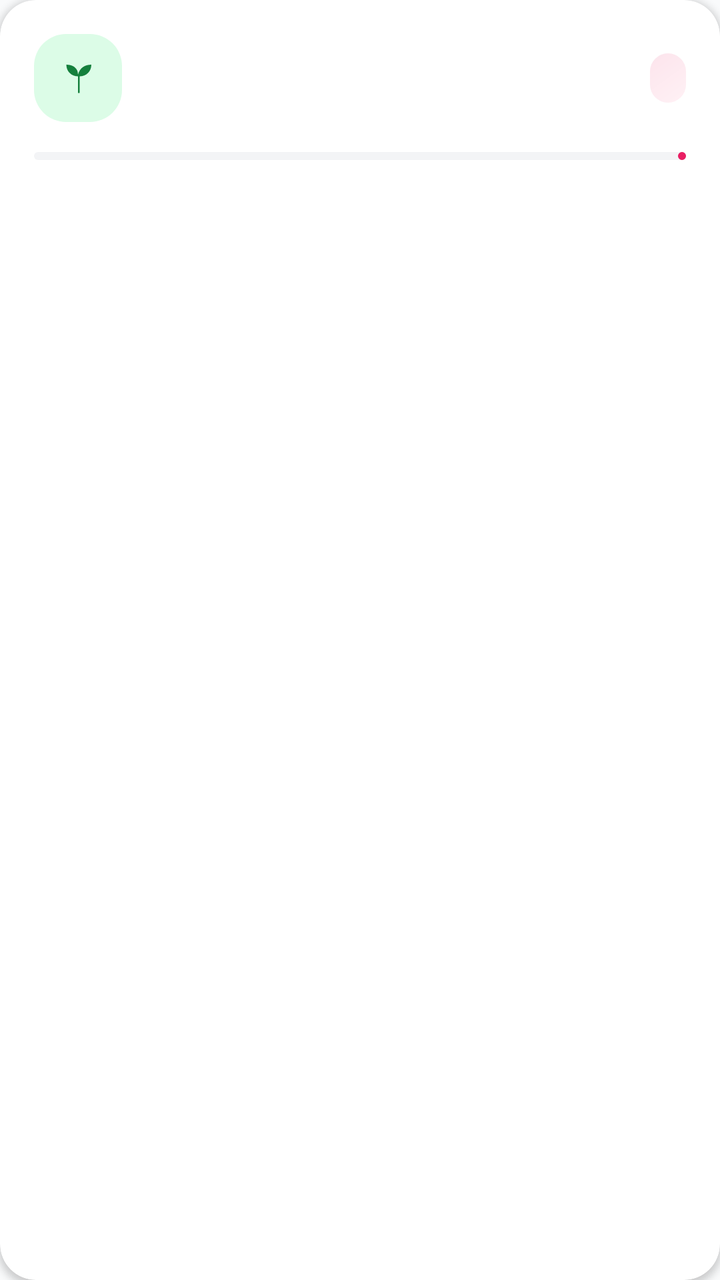
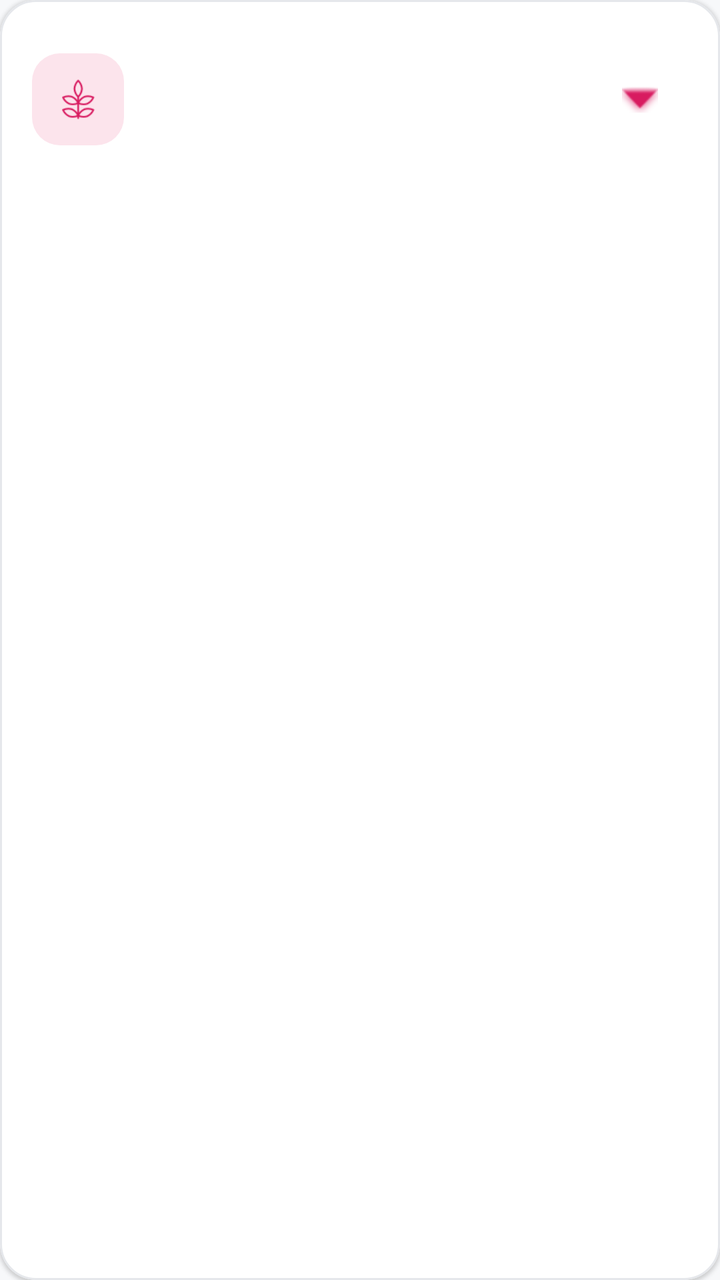

The first picture is an Android layout as it rendered before a commit; the second is the same layout after the commit. The layout source and the unified diff follow.
<!-- AndroidManifest.xml: application theme Theme.DragonView -->
<!-- res/layout/item_planting.xml -->
<?xml version="1.0" encoding="utf-8"?>
<com.google.android.material.card.MaterialCardView
    xmlns:android="http://schemas.android.com/apk/res/android"
    xmlns:app="http://schemas.android.com/apk/res-auto"
    android:layout_width="match_parent"
    android:layout_height="wrap_content"
    android:layout_marginTop="6dp"
    android:layout_marginBottom="6dp"
    app:cardBackgroundColor="@color/white"
    app:cardCornerRadius="18dp"
    app:cardElevation="2dp"
    app:strokeWidth="0dp">
    <LinearLayout
        android:layout_width="match_parent"
        android:layout_height="wrap_content"
        android:orientation="vertical"
        android:padding="17dp">
        <LinearLayout
            android:layout_width="match_parent"
            android:layout_height="wrap_content"
            android:gravity="center_vertical"
            android:orientation="horizontal">
            <ImageView
                android:layout_width="44dp"
                android:layout_height="44dp"
                android:background="@drawable/soft_green_panel"
                android:contentDescription="Planting batch"
                android:padding="12dp"
                android:src="@drawable/ic_plant"
                app:tint="@color/dragon_green" />
            <LinearLayout
                android:layout_width="0dp"
                android:layout_height="wrap_content"
                android:layout_marginStart="12dp"
                android:layout_weight="1"
                android:orientation="vertical">
                <TextView android:id="@+id/recordText" android:layout_width="wrap_content" android:layout_height="wrap_content" android:textColor="@color/ink" android:textSize="15sp" android:textStyle="bold" />
                <TextView android:id="@+id/detailsText" android:layout_width="wrap_content" android:layout_height="wrap_content" android:layout_marginTop="3dp" android:textColor="@color/muted_ink" android:textSize="12sp" />
            </LinearLayout>
            <TextView android:id="@+id/stageText" android:layout_width="wrap_content" android:layout_height="wrap_content" android:background="@drawable/soft_pink_panel" android:paddingStart="9dp" android:paddingTop="5dp" android:paddingEnd="9dp" android:paddingBottom="5dp" android:textColor="@color/dragon_magenta_dark" android:textSize="11sp" android:textStyle="bold" />
        </LinearLayout>
        <com.google.android.material.progressindicator.LinearProgressIndicator
            android:id="@+id/progress"
            android:layout_width="match_parent"
            android:layout_height="wrap_content"
            android:layout_marginTop="15dp"
            android:max="100"
            app:indicatorColor="@color/dragon_magenta"
            app:trackColor="@color/dragon_surface_alt" />
        <TextView android:id="@+id/daysText" android:layout_width="match_parent" android:layout_height="wrap_content" android:layout_marginTop="8dp" android:textColor="@color/muted_ink" android:textSize="12sp" />
    </LinearLayout>
</com.google.android.material.card.MaterialCardView>
<!-- resources referenced by this layout -->
<resources>
  <color name="dragon_green">#15803D</color>
  <color name="dragon_magenta">#E91E63</color>
  <color name="dragon_magenta_dark">#C2185B</color>
  <color name="dragon_surface_alt">#F3F4F6</color>
  <color name="ink">#212121</color>
  <!-- drawable ic_plant (drawable) -->
  <vector xmlns:android="http://schemas.android.com/apk/res/android" android:width="24dp" android:height="24dp" android:viewportWidth="24" android:viewportHeight="24">
      <path android:fillColor="#5C8A5C" android:pathData="M12,21V11C8,11 5,8 5,4c4,0 7,2 7,6 1-4 4-6 8-6 0,4-3,7-7,7v10z"/>
  </vector>
  <!-- drawable soft_green_panel (drawable) -->
  <?xml version="1.0" encoding="utf-8"?>
  <shape xmlns:android="http://schemas.android.com/apk/res/android" android:shape="rectangle">
      <solid android:color="@color/dragon_green_soft" />
      <corners android:radius="16dp" />
  </shape>
  <!-- drawable soft_pink_panel (drawable) -->
  <?xml version="1.0" encoding="utf-8"?>
  <shape xmlns:android="http://schemas.android.com/apk/res/android" android:shape="rectangle">
      <gradient android:angle="135" android:startColor="#FFF1F5" android:endColor="#FCE4EC" />
      <corners android:radius="16dp" />
  </shape>
  <style name="Theme.DragonView.Base" parent="Theme.Material3.DayNight.NoActionBar">
          <item name="colorPrimary">@color/dragon_magenta</item>
          <item name="colorOnPrimary">@color/white</item>
          <item name="colorPrimaryContainer">@color/dragon_surface_variant</item>
          <item name="colorOnPrimaryContainer">@color/dragon_magenta_dark</item>
          <item name="colorSecondary">@color/dragon_green</item>
          <item name="colorOnSecondary">@color/white</item>
          <item name="colorSecondaryContainer">@color/dragon_green_soft</item>
          <item name="colorOnSecondaryContainer">@color/black</item>
          <item name="colorTertiary">@color/plum_orchid_400</item>
          <item name="colorSurface">@color/dragon_surface</item>
          <item name="colorSurfaceContainer">@color/white</item>
          <item name="colorOnSurface">@color/black</item>
          <item name="colorOutline">@color/dragon_outline</item>
          <item name="colorError">@color/dragon_error</item>
          <item name="android:fontFamily">sans-serif</item>
          <item name="fontFamily">sans-serif</item>
          <item name="materialButtonStyle">@style/Widget.DragonView.Button</item>
          <item name="materialCardViewStyle">@style/Widget.DragonView.Card</item>
          <item name="textInputStyle">@style/Widget.DragonView.TextInputLayout</item>
          <item name="shapeAppearanceSmallComponent">@style/ShapeAppearance.DragonView.Small</item>
          <item name="shapeAppearanceMediumComponent">@style/ShapeAppearance.DragonView.Medium</item>
          <item name="shapeAppearanceLargeComponent">@style/ShapeAppearance.DragonView.Large</item>
          <item name="textAppearanceHeadlineSmall">@style/TextAppearance.DragonView.HeadlineSmall</item>
          <item name="textAppearanceTitleLarge">@style/TextAppearance.DragonView.TitleLarge</item>
          <item name="textAppearanceTitleMedium">@style/TextAppearance.DragonView.TitleMedium</item>
          <item name="textAppearanceBodyLarge">@style/TextAppearance.DragonView.BodyLarge</item>
          <item name="textAppearanceBodyMedium">@style/TextAppearance.DragonView.BodyMedium</item>
          <item name="android:windowLightStatusBar">false</item>
          <item name="android:statusBarColor">@color/dragon_magenta_dark</item>
          <item name="android:navigationBarColor">@color/white</item>
          <item name="android:colorAccent">@color/dragon_magenta</item>
          <item name="android:windowBackground">@color/warm_ivory</item>
      </style>
  <color name="plum_orchid_400">#F06292</color>
  <color name="dragon_error">#E11D48</color>
  <style name="Widget.DragonView.Button" parent="Widget.Material3.Button">
          <item name="shapeAppearance">@style/ShapeAppearance.DragonView.Small</item>
          <item name="android:minHeight">@dimen/button_height</item>
          <item name="android:minWidth">@dimen/touch_target</item>
          <item name="android:paddingStart">16dp</item>
          <item name="android:paddingEnd">16dp</item>
          <item name="android:textAllCaps">false</item>
          <item name="android:fontFamily">sans-serif-medium</item>
          <item name="android:textSize">14sp</item>
          <item name="android:letterSpacing">0.01</item>
          <item name="iconPadding">8dp</item>
          <item name="android:insetTop">0dp</item>
          <item name="android:insetBottom">0dp</item>
      </style>
  <style name="Widget.DragonView.TextInputLayout" parent="Widget.Material3.TextInputLayout.OutlinedBox">
          <item name="shapeAppearance">@style/ShapeAppearance.DragonView.Small</item>
          <item name="boxBackgroundColor">@color/dragon_surface_alt</item>
          <item name="boxStrokeColor">@color/dragon_outline</item>
          <item name="boxStrokeWidth">1dp</item>
          <item name="boxStrokeWidthFocused">2dp</item>
          <item name="hintTextColor">@color/muted_ink</item>
      </style>
  <color name="warm_ivory">#F9FAFB</color>
  <!-- unchanged entries left out for length: 20 -->
</resources>

<!-- the commit's change to res/layout/item_planting.xml (unified diff, before → after) -->
@@ -4,49 +4,128 @@
     xmlns:app="http://schemas.android.com/apk/res-auto"
     android:layout_width="match_parent"
     android:layout_height="wrap_content"
-    android:layout_marginTop="6dp"
-    android:layout_marginBottom="6dp"
+    android:layout_marginTop="7dp"
+    android:layout_marginBottom="7dp"
     app:cardBackgroundColor="@color/white"
     app:cardCornerRadius="18dp"
-    app:cardElevation="2dp"
-    app:strokeWidth="0dp">
+    app:cardElevation="1dp"
+    app:strokeColor="@color/dragon_outline"
+    app:strokeWidth="1dp">
+
     <LinearLayout
         android:layout_width="match_parent"
         android:layout_height="wrap_content"
-        android:orientation="vertical"
-        android:padding="17dp">
+        android:orientation="vertical">
+
         <LinearLayout
+            android:id="@+id/accordionHeader"
             android:layout_width="match_parent"
             android:layout_height="wrap_content"
+            android:background="?attr/selectableItemBackground"
+            android:clickable="true"
+            android:focusable="true"
             android:gravity="center_vertical"
-            android:orientation="horizontal">
+            android:minHeight="96dp"
+            android:orientation="horizontal"
+            android:padding="16dp">
+
             <ImageView
-                android:layout_width="44dp"
-                android:layout_height="44dp"
-                android:background="@drawable/soft_green_panel"
-                android:contentDescription="Planting batch"
-                android:padding="12dp"
-                android:src="@drawable/ic_plant"
-                app:tint="@color/dragon_green" />
+                android:layout_width="46dp"
+                android:layout_height="46dp"
+                android:background="@drawable/soft_pink_panel"
+                android:contentDescription="Farm guidance record"
+                android:padding="13dp"
+                android:src="@drawable/icon_streamline_plant"
+                app:tint="@color/dragon_magenta" />
+
             <LinearLayout
                 android:layout_width="0dp"
                 android:layout_height="wrap_content"
                 android:layout_marginStart="12dp"
                 android:layout_weight="1"
                 android:orientation="vertical">
-                <TextView android:id="@+id/recordText" android:layout_width="wrap_content" android:layout_height="wrap_content" android:textColor="@color/ink" android:textSize="15sp" android:textStyle="bold" />
-                <TextView android:id="@+id/detailsText" android:layout_width="wrap_content" android:layout_height="wrap_content" android:layout_marginTop="3dp" android:textColor="@color/muted_ink" android:textSize="12sp" />
+
+                <TextView
+                    android:id="@+id/recordText"
+                    android:layout_width="match_parent"
+                    android:layout_height="wrap_content"
+                    android:fontFamily="serif"
+                    android:textColor="@color/ink"
+                    android:textSize="18sp"
+                    android:textStyle="bold" />
+
+                <TextView
+                    android:id="@+id/detailsText"
+                    android:layout_width="match_parent"
+                    android:layout_height="wrap_content"
+                    android:layout_marginTop="3dp"
+                    android:fontFamily="serif"
+                    android:textColor="@color/muted_ink"
+                    android:textSize="13sp" />
+
+                <TextView
+                    android:id="@+id/stageText"
+                    android:layout_width="match_parent"
+                    android:layout_height="wrap_content"
+                    android:layout_marginTop="5dp"
+                    android:fontFamily="serif"
+                    android:textColor="@color/dragon_green"
+                    android:textSize="13sp"
+                    android:textStyle="bold" />
             </LinearLayout>
-            <TextView android:id="@+id/stageText" android:layout_width="wrap_content" android:layout_height="wrap_content" android:background="@drawable/soft_pink_panel" android:paddingStart="9dp" android:paddingTop="5dp" android:paddingEnd="9dp" android:paddingBottom="5dp" android:textColor="@color/dragon_magenta_dark" android:textSize="11sp" android:textStyle="bold" />
+
+            <ImageView
+                android:id="@+id/expandIcon"
+                android:layout_width="48dp"
+                android:layout_height="48dp"
+                android:contentDescription="Expand farm guidance"
+                android:padding="15dp"
+                android:src="@android:drawable/arrow_down_float"
+                app:tint="@color/dragon_magenta" />
         </LinearLayout>
-        <com.google.android.material.progressindicator.LinearProgressIndicator
-            android:id="@+id/progress"
+
+        <LinearLayout
+            android:id="@+id/expandedContent"
             android:layout_width="match_parent"
             android:layout_height="wrap_content"
-            android:layout_marginTop="15dp"
-            android:max="100"
-            app:indicatorColor="@color/dragon_magenta"
-            app:trackColor="@color/dragon_surface_alt" />
-        <TextView android:id="@+id/daysText" android:layout_width="match_parent" android:layout_height="wrap_content" android:layout_marginTop="8dp" android:textColor="@color/muted_ink" android:textSize="12sp" />
+            android:orientation="vertical"
+            android:paddingStart="14dp"
+            android:paddingEnd="14dp"
+            android:paddingBottom="14dp"
+            android:visibility="gone">
+
+            <View
+                android:layout_width="match_parent"
+                android:layout_height="1dp"
+                android:background="@color/dragon_outline" />
+
+            <LinearLayout
+                android:id="@+id/stageContainer"
+                android:layout_width="match_parent"
+                android:layout_height="wrap_content"
+                android:orientation="vertical" />
+
+            <com.google.android.material.button.MaterialButton
+                android:id="@+id/manageRecordButton"
+                style="@style/Widget.DragonView.Button.Text"
+                android:layout_width="match_parent"
+                android:layout_height="48dp"
+                android:layout_marginTop="6dp"
+                android:fontFamily="serif"
+                android:text="Manage observations and milestones" />
+
+            <com.google.android.material.button.MaterialButton
+                android:id="@+id/archiveRecordButton"
+                style="@style/Widget.DragonView.Button.Outlined"
+                android:layout_width="match_parent"
+                android:layout_height="48dp"
+                android:layout_marginTop="6dp"
+                android:fontFamily="serif"
+                android:text="Remove record"
+                android:textColor="@color/dragon_error"
+                app:icon="@android:drawable/ic_menu_delete"
+                app:iconTint="@color/dragon_error"
+                app:strokeColor="@color/dragon_error" />
+        </LinearLayout>
     </LinearLayout>
 </com.google.android.material.card.MaterialCardView>
<!-- resource entries referenced after the edit -->
@@ -1,26 +1,50 @@
 <!-- resources referenced by this layout -->
 <resources>
-  <color name="dragon_green">#15803D</color>
-  <color name="dragon_magenta">#E91E63</color>
-  <color name="dragon_magenta_dark">#C2185B</color>
-  <color name="dragon_surface_alt">#F3F4F6</color>
-  <color name="ink">#212121</color>
-  <!-- drawable ic_plant (drawable) -->
-  <vector xmlns:android="http://schemas.android.com/apk/res/android" android:width="24dp" android:height="24dp" android:viewportWidth="24" android:viewportHeight="24">
-      <path android:fillColor="#5C8A5C" android:pathData="M12,21V11C8,11 5,8 5,4c4,0 7,2 7,6 1-4 4-6 8-6 0,4-3,7-7,7v10z"/>
-  </vector>
-  <!-- drawable soft_green_panel (drawable) -->
-  <?xml version="1.0" encoding="utf-8"?>
-  <shape xmlns:android="http://schemas.android.com/apk/res/android" android:shape="rectangle">
-      <solid android:color="@color/dragon_green_soft" />
-      <corners android:radius="16dp" />
-  </shape>
+  <color name="dragon_green">#16A34A</color>
+  <color name="dragon_magenta">@color/obsidian_plum_600</color>
+  <color name="dragon_magenta_dark">@color/obsidian_plum_800</color>
+  <color name="ink">#1F2937</color>
+  <!-- drawable icon_streamline_plant: png bitmap (drawable-nodpi, 1337 bytes) -->
   <!-- drawable soft_pink_panel (drawable) -->
   <?xml version="1.0" encoding="utf-8"?>
   <shape xmlns:android="http://schemas.android.com/apk/res/android" android:shape="rectangle">
-      <gradient android:angle="135" android:startColor="#FFF1F5" android:endColor="#FCE4EC" />
-      <corners android:radius="16dp" />
+      <solid android:color="@color/plum_mist_100" />
+      <corners android:radius="14dp" />
   </shape>
+  <style name="Widget.DragonView.Button.Outlined" parent="Widget.Material3.Button.OutlinedButton">
+          <item name="shapeAppearance">@style/ShapeAppearance.DragonView.Small</item>
+          <item name="android:minHeight">@dimen/button_height</item>
+          <item name="android:minWidth">@dimen/touch_target</item>
+          <item name="android:paddingStart">16dp</item>
+          <item name="android:paddingEnd">16dp</item>
+          <item name="android:textAllCaps">false</item>
+          <item name="android:fontFamily">sans-serif-medium</item>
+          <item name="android:textSize">14sp</item>
+          <item name="android:letterSpacing">0.01</item>
+          <item name="iconPadding">8dp</item>
+          <item name="android:insetTop">0dp</item>
+          <item name="android:insetBottom">0dp</item>
+          <item name="strokeColor">@color/dragon_magenta</item>
+          <item name="strokeWidth">1dp</item>
+          <item name="backgroundTint">@color/button_secondary_background</item>
+          <item name="android:textColor">@color/button_secondary_text</item>
+          <item name="rippleColor">@color/plum_mist_100</item>
+      </style>
+  <style name="Widget.DragonView.Button.Text" parent="Widget.Material3.Button.TextButton">
+          <item name="shapeAppearance">@style/ShapeAppearance.DragonView.Small</item>
+          <item name="android:minHeight">@dimen/touch_target</item>
+          <item name="android:minWidth">@dimen/touch_target</item>
+          <item name="android:paddingStart">12dp</item>
+          <item name="android:paddingEnd">12dp</item>
+          <item name="android:textAllCaps">false</item>
+          <item name="android:fontFamily">sans-serif-medium</item>
+          <item name="android:textSize">14sp</item>
+          <item name="android:letterSpacing">0.01</item>
+          <item name="iconPadding">8dp</item>
+          <item name="android:insetTop">0dp</item>
+          <item name="android:insetBottom">0dp</item>
+      </style>
+  <color name="obsidian_plum_600">#D81B60</color>
   <style name="Theme.DragonView.Base" parent="Theme.Material3.DayNight.NoActionBar">
           <item name="colorPrimary">@color/dragon_magenta</item>
           <item name="colorOnPrimary">@color/white</item>
@@ -50,13 +74,13 @@
           <item name="textAppearanceBodyLarge">@style/TextAppearance.DragonView.BodyLarge</item>
           <item name="textAppearanceBodyMedium">@style/TextAppearance.DragonView.BodyMedium</item>
           <item name="android:windowLightStatusBar">false</item>
-          <item name="android:statusBarColor">@color/dragon_magenta_dark</item>
+          <item name="android:statusBarColor">@color/dragon_magenta</item>
           <item name="android:navigationBarColor">@color/white</item>
           <item name="android:colorAccent">@color/dragon_magenta</item>
           <item name="android:windowBackground">@color/warm_ivory</item>
       </style>
-  <color name="plum_orchid_400">#F06292</color>
-  <color name="dragon_error">#E11D48</color>
+  <color name="plum_orchid_400">#EC5B8D</color>
+  <color name="dragon_error">#B3261E</color>
   <style name="Widget.DragonView.Button" parent="Widget.Material3.Button">
           <item name="shapeAppearance">@style/ShapeAppearance.DragonView.Small</item>
           <item name="android:minHeight">@dimen/button_height</item>
@@ -70,16 +94,20 @@
           <item name="iconPadding">8dp</item>
           <item name="android:insetTop">0dp</item>
           <item name="android:insetBottom">0dp</item>
+          <item name="backgroundTint">@color/button_primary_background</item>
+          <item name="android:textColor">@color/button_primary_text</item>
+          <item name="rippleColor">@color/plum_orchid_400</item>
       </style>
   <style name="Widget.DragonView.TextInputLayout" parent="Widget.Material3.TextInputLayout.OutlinedBox">
           <item name="shapeAppearance">@style/ShapeAppearance.DragonView.Small</item>
-          <item name="boxBackgroundColor">@color/dragon_surface_alt</item>
+          <item name="boxBackgroundColor">@color/white</item>
           <item name="boxStrokeColor">@color/dragon_outline</item>
           <item name="boxStrokeWidth">1dp</item>
           <item name="boxStrokeWidthFocused">2dp</item>
           <item name="hintTextColor">@color/muted_ink</item>
       </style>
-  <color name="warm_ivory">#F9FAFB</color>
+  <color name="warm_ivory">#F7F8FA</color>
+  <color name="obsidian_plum_800">#AD1457</color>
   <!-- unchanged entries left out for length: 20 -->
 </resources>
 
